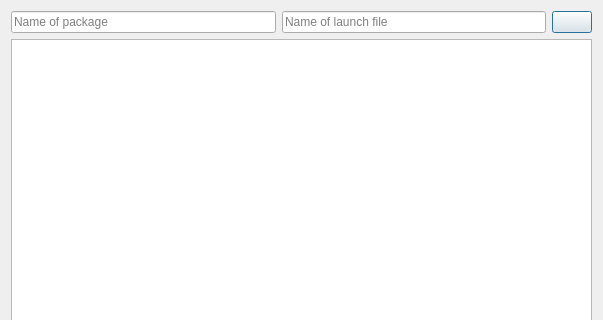
The window that rqt/rqt_launch_analyzer/resource/launch_analyzer.ui (ARTI-Robots/rqt_launch_analyzer) describes before a commit, drawn with Qt 5; both pictures show x 0 to 603 and y 0 to 320 of the 603 by 483 pixel window.
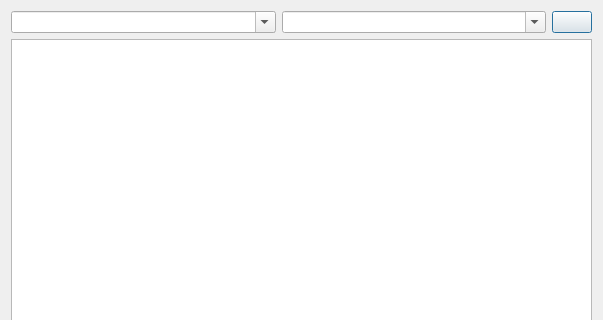
The same window after the commit. Icons and pictures are not drawn.

Commit message: rqt_launch_analyzer: replaced line edits with combo boxes pre-filled with package and launch file names; implemented 'eval' expression evaluation

Patch:
```diff
--- a/rqt/rqt_launch_analyzer/resource/launch_analyzer.ui
+++ b/rqt/rqt_launch_analyzer/resource/launch_analyzer.ui
@@ -17,17 +17,41 @@
    <item>
     <layout class="QHBoxLayout" name="edit_layout">
      <item>
-      <widget class="QLineEdit" name="package_edit">
-       <property name="placeholderText">
+      <widget class="QComboBox" name="package_combo_box">
+       <property name="sizePolicy">
+        <sizepolicy hsizetype="Expanding" vsizetype="Fixed">
+         <horstretch>0</horstretch>
+         <verstretch>0</verstretch>
+        </sizepolicy>
+       </property>
+       <property name="toolTip">
         <string>Name of package</string>
        </property>
+       <property name="editable">
+        <bool>true</bool>
+       </property>
+       <property name="maxVisibleItems">
+        <number>30</number>
+       </property>
       </widget>
      </item>
      <item>
-      <widget class="QLineEdit" name="launch_file_edit">
-       <property name="placeholderText">
+      <widget class="QComboBox" name="launch_file_combo_box">
+       <property name="sizePolicy">
+        <sizepolicy hsizetype="Expanding" vsizetype="Fixed">
+         <horstretch>0</horstretch>
+         <verstretch>0</verstretch>
+        </sizepolicy>
+       </property>
+       <property name="toolTip">
         <string>Name of launch file</string>
        </property>
+       <property name="editable">
+        <bool>true</bool>
+       </property>
+       <property name="maxVisibleItems">
+        <number>30</number>
+       </property>
       </widget>
      </item>
      <item>
```
The commit also changes 3 other files.
